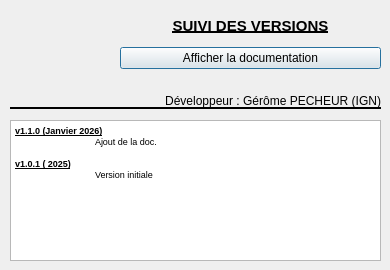
Qt form aproposde.ui (IGNF/maitre-qgis-plugin) before a commit.
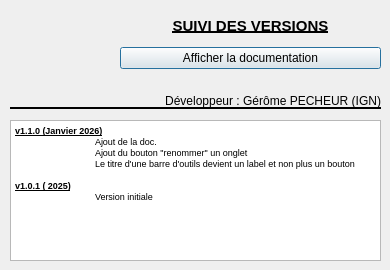
The same form after that commit. Icons and pictures are not drawn.

Commit message: possibilité de renommer un onglet + diverses ameliorations

```diff
--- a/aproposde.ui
+++ b/aproposde.ui
@@ -102,6 +102,8 @@
 &lt;/style&gt;&lt;/head&gt;&lt;body style=&quot; font-family:'MS Shell Dlg 2'; font-size:7.8pt; font-weight:400; font-style:normal;&quot;&gt;
 &lt;p style=&quot; margin-top:0px; margin-bottom:0px; margin-left:0px; margin-right:0px; -qt-block-indent:0; text-indent:0px;&quot;&gt;&lt;span style=&quot; font-size:7pt; font-weight:600; text-decoration: underline;&quot;&gt;v1.1.0 (Janvier 2026)&lt;/span&gt;&lt;/p&gt;
 &lt;p style=&quot; margin-top:0px; margin-bottom:0px; margin-left:0px; margin-right:0px; -qt-block-indent:0; text-indent:0px;&quot;&gt;&lt;span style=&quot; font-size:7pt;&quot;&gt;	Ajout de la doc.&lt;/span&gt;&lt;/p&gt;
+&lt;p style=&quot; margin-top:0px; margin-bottom:0px; margin-left:0px; margin-right:0px; -qt-block-indent:0; text-indent:0px;&quot;&gt;&lt;span style=&quot; font-size:7pt;&quot;&gt;	Ajout du bouton &amp;quot;renommer&amp;quot; un onglet&lt;/span&gt;&lt;/p&gt;
+&lt;p style=&quot; margin-top:0px; margin-bottom:0px; margin-left:0px; margin-right:0px; -qt-block-indent:0; text-indent:0px;&quot;&gt;&lt;span style=&quot; font-size:7pt;&quot;&gt;	Le titre d'une barre d'outils devient un label et non plus un bouton&lt;/span&gt;&lt;/p&gt;
 &lt;p style=&quot;-qt-paragraph-type:empty; margin-top:0px; margin-bottom:0px; margin-left:0px; margin-right:0px; -qt-block-indent:0; text-indent:0px; font-size:7pt;&quot;&gt;&lt;br /&gt;&lt;/p&gt;
 &lt;p style=&quot; margin-top:0px; margin-bottom:0px; margin-left:0px; margin-right:0px; -qt-block-indent:0; text-indent:0px;&quot;&gt;&lt;span style=&quot; font-size:7pt; font-weight:600; text-decoration: underline;&quot;&gt;v1.0.1 ( 2025)&lt;/span&gt;&lt;/p&gt;
 &lt;p style=&quot; margin-top:0px; margin-bottom:0px; margin-left:0px; margin-right:0px; -qt-block-indent:0; text-indent:0px;&quot;&gt;&lt;span style=&quot; font-size:7pt;&quot;&gt;	Version initiale&lt;/span&gt;&lt;/p&gt;&lt;/body&gt;&lt;/html&gt;</string>
```
The commit also changes 6 other files.
